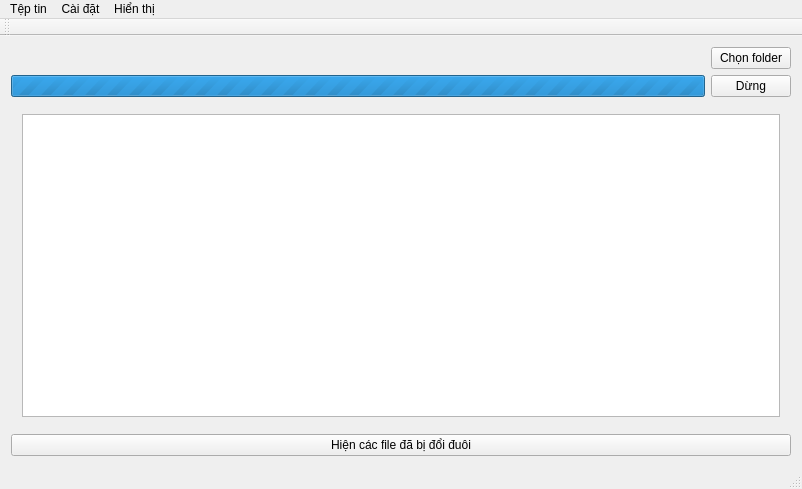
Above: mainwindow.ui from jindojojin/Phan_tich_dinh_dang_that_cua_file before the change. Below: the same form after it.
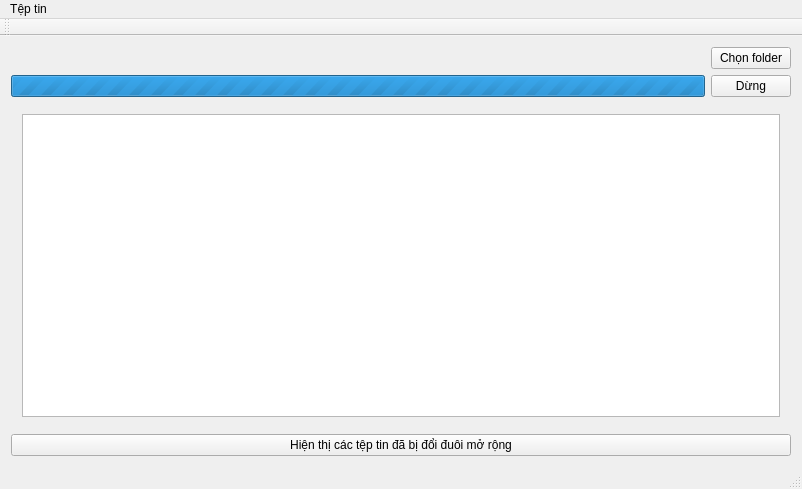
That is the form after the change.

The edit to the form file:
```diff
--- a/mainwindow.ui
+++ b/mainwindow.ui
@@ -139,7 +139,7 @@
       <item row="3" column="0" colspan="2">
        <widget class="QPushButton" name="pushButton_2">
         <property name="text">
-         <string>Hiện các file đã bị đổi đuôi</string>
+         <string>Hiện thị các tệp tin đã bị đổi đuôi mở rộng</string>
         </property>
        </widget>
       </item>
@@ -163,19 +163,7 @@
     <addaction name="actionChonTepTin"/>
     <addaction name="actionChonThuMuc"/>
    </widget>
-   <widget class="QMenu" name="menuCaiDat">
-    <property name="title">
-     <string>Cài đặt</string>
-    </property>
-   </widget>
-   <widget class="QMenu" name="menuHienThi">
-    <property name="title">
-     <string>Hiển thị</string>
-    </property>
-   </widget>
    <addaction name="menuTepTin"/>
-   <addaction name="menuCaiDat"/>
-   <addaction name="menuHienThi"/>
   </widget>
   <widget class="QToolBar" name="mainToolBar">
    <attribute name="toolBarArea">
```
Left out of the diff: 6 changed lines with no effect on the pictures.
